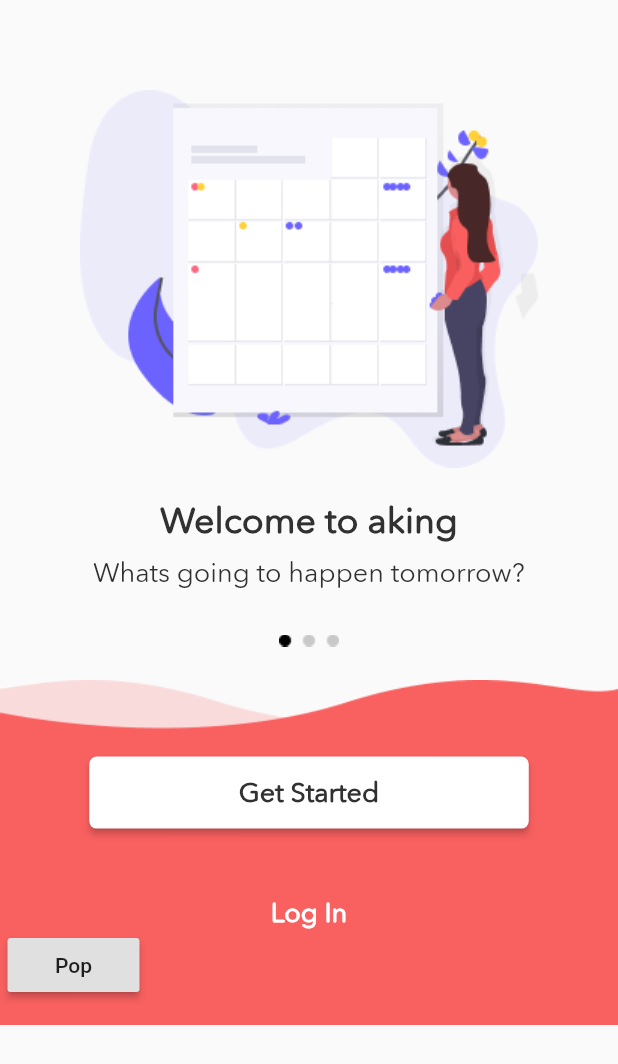
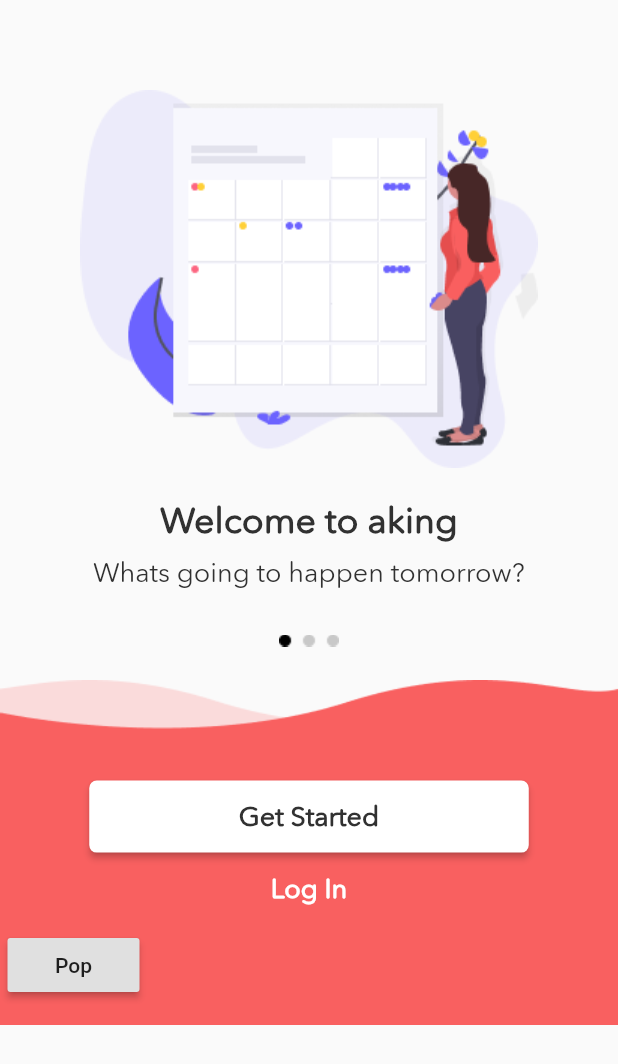
Before and after one commit to hbngo21/Aking-To-Do-List-Project, a Flutter app: the screen it shows after launch, after a tap on "Next", on a phone screen of 412 x 824 dp. Shown: the top 1064 px of the screen. Run offline on Flutter 3.47's test engine with Material 2 defaults, Android fonts, the phone set to English and light mode, and no system bars; our stand-ins replace flutter_slidable.

Commit message:
Delete distance between 'Get Started' and 'Log In'.

```diff
--- a/lib/2.dart
+++ b/lib/2.dart
@@ -87,7 +87,6 @@ class SecondScreen extends StatelessWidget{
                           ),
 
                           Container(
-                              padding: EdgeInsets.fromLTRB(0, 32, 0, 0),
                               child: FlatButton(
                                 child: Text("Log In", style: TextStyle(
                                   color: Colors.white,
```
